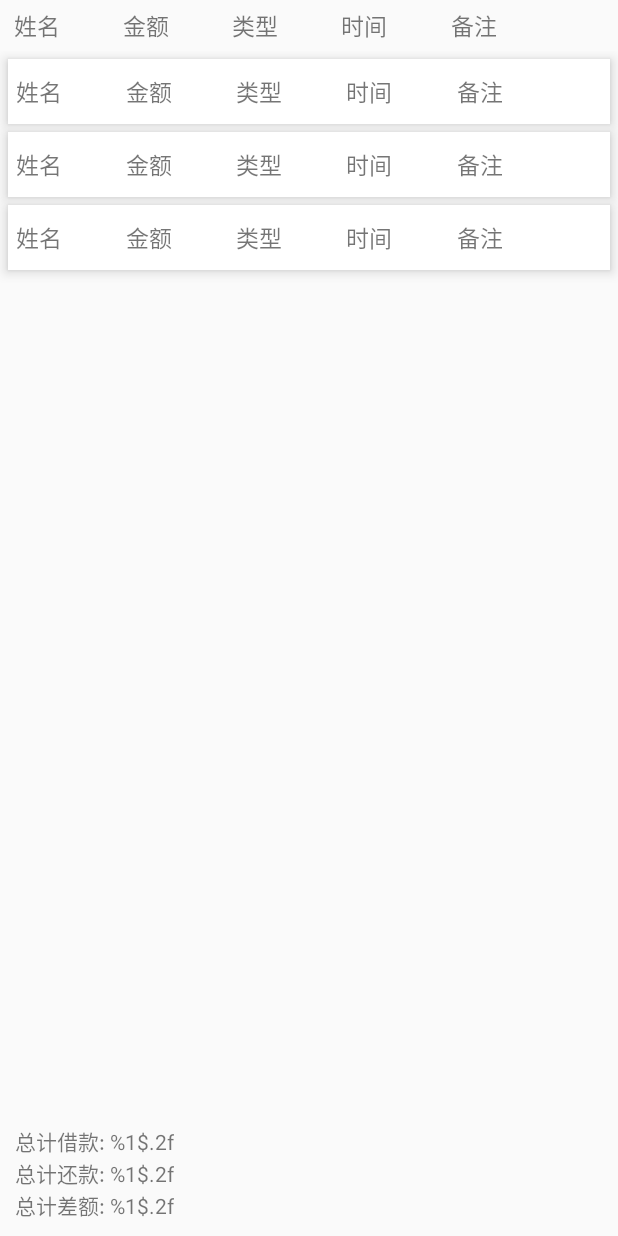
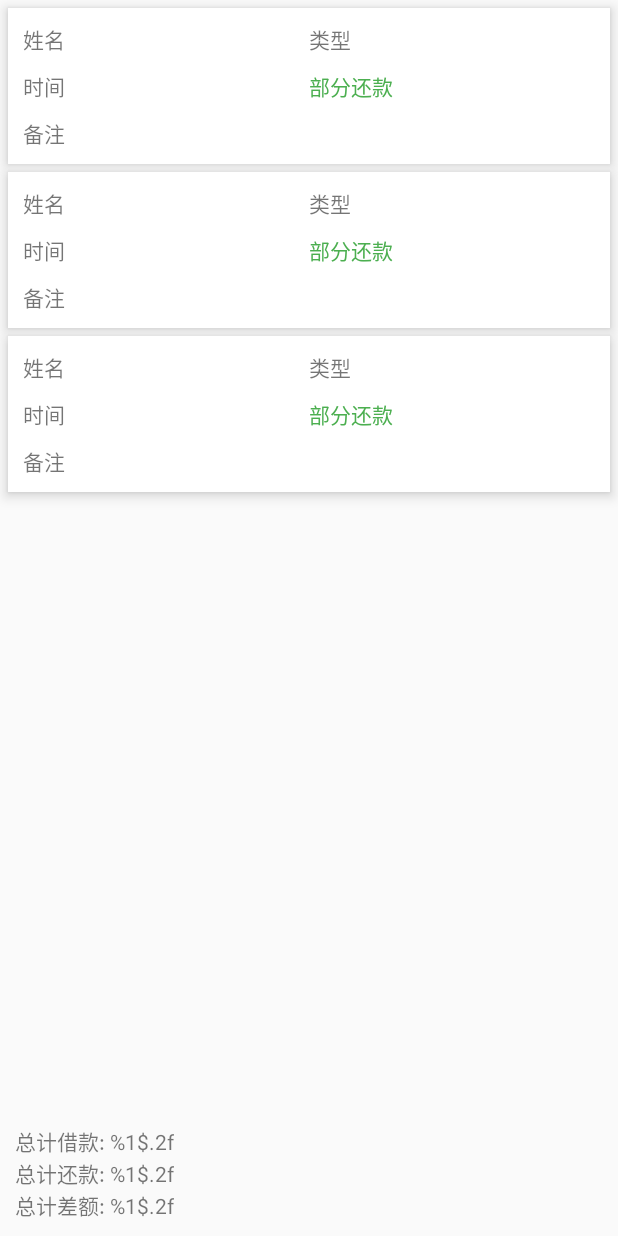
Before and after one commit to netlsd/MoneyTracker, an Android app: the layout activity_query.xml on its own in the app's theme, with its tools: preview values and no code run, on a phone screen of 412 x 824 dp. Run offline under Robolectric (Android 15) with nearby library versions, the phone set to English and light mode, and no system bars.

Commit message:
change query list ui and order

```diff
--- a/app/build.gradle
+++ b/app/build.gradle
@@ -14,8 +14,8 @@ android {
         applicationId "com.netlsd.moneytracker"
         minSdkVersion 21
         targetSdkVersion 29
-        versionCode 1
-        versionName "1.0"
+        versionCode 2
+        versionName "1.1"
 
         testInstrumentationRunner "androidx.test.runner.AndroidJUnitRunner"
 
--- a/app/src/main/java/com/netlsd/moneytracker/db/NoteDao.kt
+++ b/app/src/main/java/com/netlsd/moneytracker/db/NoteDao.kt
@@ -8,7 +8,7 @@ interface NoteDao {
     @Query("SELECT * FROM note ORDER BY id DESC")
     fun getAllNote(): Flow<List<Note>>
 
-    @Query("SELECT * FROM note WHERE name LIKE '%' || :name || '%' AND date BETWEEN :startDate AND :endDate ORDER BY id DESC")
+    @Query("SELECT * FROM note WHERE name LIKE '%' || :name || '%' AND date BETWEEN :startDate AND :endDate ORDER BY date DESC")
     fun query(name: String?, startDate: String, endDate: String): Flow<List<Note>>
 
     @Query("SELECT name FROM note")
--- a/app/src/main/java/com/netlsd/moneytracker/ui/adapter/NoteListAdapter.kt
+++ b/app/src/main/java/com/netlsd/moneytracker/ui/adapter/NoteListAdapter.kt
@@ -1,7 +1,7 @@
 package com.netlsd.moneytracker.ui.adapter
 
-import android.util.Log
 import android.view.LayoutInflater
+import android.view.View
 import android.view.ViewGroup
 import androidx.core.content.ContextCompat
 import androidx.recyclerview.widget.RecyclerView
@@ -57,7 +57,7 @@ class NoteListAdapter : RecyclerView.Adapter<NoteListAdapter.NoteViewHolder>() {
 
     fun updateNote(note: Note) {
         // indexOf can't find note in list, so i compare id
-        for ((index, n) in noteList.withIndex()){
+        for ((index, n) in noteList.withIndex()) {
             if (note.id == n.id) {
                 noteList.set(index, note)
                 notifyItemChanged(index)
@@ -66,7 +66,7 @@ class NoteListAdapter : RecyclerView.Adapter<NoteListAdapter.NoteViewHolder>() {
         }
     }
 
-    fun getAllNote() : List<Note> {
+    fun getAllNote(): List<Note> {
         return noteList
     }
 
@@ -75,16 +75,24 @@ class NoteListAdapter : RecyclerView.Adapter<NoteListAdapter.NoteViewHolder>() {
         private val context = binding.root.context
 
         fun bind(note: Note) {
-            binding.nameTv.text = note.name
-            binding.moneyTv.text = note.money.toString()
-            binding.typeTv.text = note.type
-            binding.dateTv.text = note.date
-            binding.commentTv.text = note.comment
+            binding.nameTv.text = context.getString(R.string.holder_name, note.name)
+            binding.typeMoneyTv.text =
+                context.getString(R.string.holder_type_money, note.type, note.money.toString())
+            binding.dateTv.text = context.getString(R.string.holder_date, note.date)
+            binding.commentTv.text = context.getString(R.string.holder_comment, note.comment)
 
             if (note.type == context.getString(R.string.loan)) {
-                binding.typeTv.setTextColor(ContextCompat.getColor(context, R.color.red_a200))
+                binding.typeMoneyTv.setTextColor(ContextCompat.getColor(context, R.color.red_a200))
             } else {
-                binding.typeTv.setTextColor(ContextCompat.getColor(context, R.color.green_500))
+                binding.typeMoneyTv.setTextColor(ContextCompat.getColor(context, R.color.green_500))
+            }
+
+            if (note.repay == null) {
+                binding.repayTv.visibility = View.GONE
+            } else {
+                binding.repayTv.visibility = View.VISIBLE
+                binding.repayTv.text =
+                    context.getString(R.string.holder_part_repay, note.repay.toString())
             }
 
             binding.root.setOnClickListener {
--- a/app/src/main/res/layout/activity_query.xml
+++ b/app/src/main/res/layout/activity_query.xml
@@ -5,37 +5,6 @@
     xmlns:tools="http://schemas.android.com/tools"
     android:background="@color/grey_50"
     android:orientation="vertical">
-
-    <LinearLayout
-        android:layout_width="match_parent"
-        android:layout_height="wrap_content"
-        android:orientation="horizontal"
-        android:padding="5dp">
-
-        <TextView
-            style="@style/NoteTitleStyle"
-            android:layout_marginStart="4dp"
-            android:text="@string/name" />
-
-        <TextView
-            style="@style/NoteTitleStyle"
-            android:text="@string/money" />
-
-        <TextView
-            style="@style/NoteTitleStyle"
-            android:text="@string/type" />
-
-        <TextView
-            style="@style/NoteTitleStyle"
-            android:text="@string/date" />
-
-        <TextView
-            style="@style/NoteTitleStyle"
-            android:layout_weight="1.3"
-            android:layout_marginEnd="10dp"
-            android:text="@string/comment" />
-
-    </LinearLayout>
 
     <androidx.recyclerview.widget.RecyclerView
         android:id="@+id/listView"
--- a/app/src/main/res/layout/item_note.xml
+++ b/app/src/main/res/layout/item_note.xml
@@ -15,36 +15,61 @@
     <LinearLayout
         android:layout_width="match_parent"
         android:layout_height="match_parent"
-        android:orientation="horizontal"
-        android:paddingTop="10dp"
-        android:paddingBottom="10dp">
+        android:orientation="vertical"
+        android:padding="10dp">
+
+        <LinearLayout
+            android:layout_width="match_parent"
+            android:layout_height="wrap_content">
 
             <TextView
                 android:id="@+id/nameTv"
-            style="@style/NoteTitleStyle"
-            android:layout_marginStart="5dp"
+                android:layout_width="0dp"
+                android:layout_height="wrap_content"
+                android:layout_weight="1"
+                android:maxLines="1"
                 android:text="@string/name" />
 
             <TextView
-            android:id="@+id/moneyTv"
-            style="@style/NoteTitleStyle"
-            android:text="@string/money" />
+                android:id="@+id/typeMoneyTv"
+                android:layout_width="0dp"
+                android:layout_height="wrap_content"
+                android:layout_weight="1"
+                android:maxLines="1"
+                android:text="@string/type" />
 
-        <TextView
-            android:id="@+id/typeTv"
-            style="@style/NoteTitleStyle"
-            android:text="@string/type" />
+        </LinearLayout>
+
+        <LinearLayout
+            android:layout_width="match_parent"
+            android:layout_height="wrap_content"
+            android:layout_marginTop="10dp">
 
             <TextView
                 android:id="@+id/dateTv"
-            style="@style/NoteTitleStyle"
+                android:layout_width="0dp"
+                android:layout_height="wrap_content"
+                android:layout_weight="1"
+                android:maxLines="1"
                 android:text="@string/date" />
 
             <TextView
+                android:id="@+id/repayTv"
+                android:layout_width="0dp"
+                android:layout_height="wrap_content"
+                android:textColor="@color/green_500"
+                android:layout_weight="1"
+                android:maxLines="1"
+                android:text="@string/part_repay" />
+
+        </LinearLayout>
+
+        <TextView
             android:id="@+id/commentTv"
-            style="@style/NoteTitleStyle"
-            android:layout_marginEnd="5dp"
-            android:layout_weight="1.3"
+            android:layout_width="wrap_content"
+            android:layout_height="wrap_content"
+            android:layout_marginTop="10dp"
+            android:maxLines="1"
             android:text="@string/comment" />
 
     </LinearLayout>
--- a/app/src/main/res/values/strings.xml
+++ b/app/src/main/res/values/strings.xml
@@ -51,4 +51,10 @@
     <string name="note_success">记账成功</string>
     <string name="edit_success">修改成功</string>
 
+    <string name="holder_name">姓名: %s</string>
+    <string name="holder_type_money">%s: %s</string>
+    <string name="holder_part_repay">部分还款: %s</string>
+    <string name="holder_date">时间: %s</string>
+    <string name="holder_comment">备注: %s</string>
+
 </resources>
--- a/app/src/main/res/values/styles.xml
+++ b/app/src/main/res/values/styles.xml
@@ -1,14 +1,5 @@
 <?xml version="1.0" encoding="utf-8"?>
 <resources>
-
-    <style name="NoteTitleStyle">
-        <item name="android:layout_height">wrap_content</item>
-        <item name="android:layout_width">0dp</item>
-        <item name="android:layout_weight">1</item>
-        <item name="android:textSize">15sp</item>
-        <item name="android:maxLines">1</item>
-        <item name="android:ellipsize">end</item>
-    </style>
 
     <style name="DialogTitleStyle">
         <item name="android:layout_width">60dp</item>
```
Lines whose indentation alone changed are shown as unchanged.
